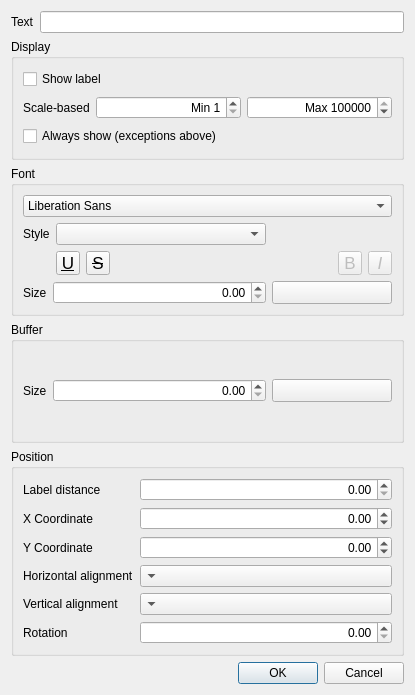
Old version of the form src/ui/qgslabelpropertydialogbase.ui in the repository carsmie/QGIS.
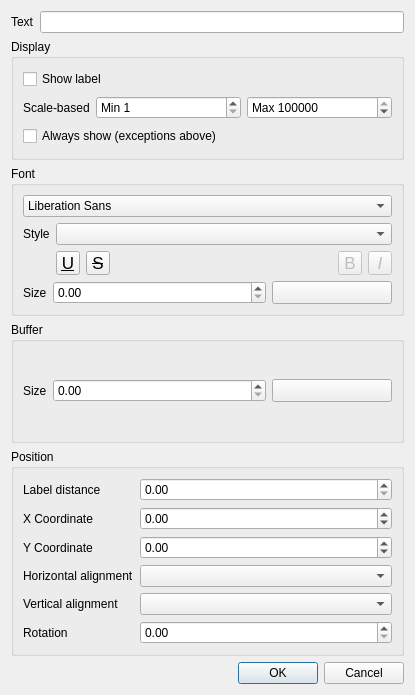
New version of the form. Custom widgets are drawn as their Qt base class.

Commit message: Flip all labelling spin boxes to QgsSpinBox/QgsDoubleSpinBox

```diff
--- a/src/ui/qgslabelpropertydialogbase.ui
+++ b/src/ui/qgslabelpropertydialogbase.ui
@@ -54,13 +54,6 @@
         </property>
        </widget>
       </item>
-      <item row="1" column="1">
-       <widget class="QComboBox" name="mFontStyleCmbBx">
-        <property name="toolTip">
-         <string>Available typeface styles</string>
-        </property>
-       </widget>
-      </item>
       <item row="2" column="1" colspan="2">
        <layout class="QHBoxLayout" name="horizontalLayout_4">
         <item>
@@ -231,10 +224,7 @@
          </widget>
         </item>
         <item>
-         <widget class="QDoubleSpinBox" name="mFontSizeSpinBox">
-          <property name="alignment">
-           <set>Qt::AlignRight|Qt::AlignTrailing|Qt::AlignVCenter</set>
-          </property>
+         <widget class="QgsDoubleSpinBox" name="mFontSizeSpinBox">
           <property name="maximum">
            <double>999999.000000000000000</double>
           </property>
@@ -267,6 +257,13 @@
         </property>
        </widget>
       </item>
+      <item row="1" column="1" colspan="2">
+       <widget class="QComboBox" name="mFontStyleCmbBx">
+        <property name="toolTip">
+         <string>Available typeface styles</string>
+        </property>
+       </widget>
+      </item>
      </layout>
     </widget>
    </item>
@@ -292,10 +289,7 @@
          </widget>
         </item>
         <item>
-         <widget class="QSpinBox" name="mMinScaleSpinBox">
-          <property name="alignment">
-           <set>Qt::AlignRight|Qt::AlignTrailing|Qt::AlignVCenter</set>
-          </property>
+         <widget class="QgsSpinBox" name="mMinScaleSpinBox">
           <property name="prefix">
            <string>Min </string>
           </property>
@@ -308,10 +302,7 @@
          </widget>
         </item>
         <item>
-         <widget class="QSpinBox" name="mMaxScaleSpinBox">
-          <property name="alignment">
-           <set>Qt::AlignRight|Qt::AlignTrailing|Qt::AlignVCenter</set>
-          </property>
+         <widget class="QgsSpinBox" name="mMaxScaleSpinBox">
           <property name="prefix">
            <string>Max </string>
           </property>
@@ -370,10 +361,7 @@
          </widget>
         </item>
         <item>
-         <widget class="QDoubleSpinBox" name="mBufferSizeSpinBox">
-          <property name="alignment">
-           <set>Qt::AlignRight|Qt::AlignTrailing|Qt::AlignVCenter</set>
-          </property>
+         <widget class="QgsDoubleSpinBox" name="mBufferSizeSpinBox">
           <property name="maximum">
            <double>999999.000000000000000</double>
           </property>
@@ -429,11 +417,7 @@
        </widget>
       </item>
       <item row="0" column="1">
-       <widget class="QDoubleSpinBox" name="mLabelDistanceSpinBox">
-        <property name="alignment">
-         <set>Qt::AlignRight|Qt::AlignTrailing|Qt::AlignVCenter</set>
-        </property>
-       </widget>
+       <widget class="QgsDoubleSpinBox" name="mLabelDistanceSpinBox"/>
       </item>
       <item row="1" column="0">
        <widget class="QLabel" name="mXCoordLabel">
@@ -449,10 +433,7 @@
        </widget>
       </item>
       <item row="1" column="1">
-       <widget class="QDoubleSpinBox" name="mXCoordSpinBox">
-        <property name="alignment">
-         <set>Qt::AlignRight|Qt::AlignTrailing|Qt::AlignVCenter</set>
-        </property>
+       <widget class="QgsDoubleSpinBox" name="mXCoordSpinBox">
         <property name="minimum">
          <double>-999999999.000000000000000</double>
         </property>
@@ -475,10 +456,7 @@
        </widget>
       </item>
       <item row="2" column="1">
-       <widget class="QDoubleSpinBox" name="mYCoordSpinBox">
-        <property name="alignment">
-         <set>Qt::AlignRight|Qt::AlignTrailing|Qt::AlignVCenter</set>
-        </property>
+       <widget class="QgsDoubleSpinBox" name="mYCoordSpinBox">
         <property name="minimum">
          <double>-999999999.000000000000000</double>
         </property>
@@ -501,11 +479,7 @@
        </widget>
       </item>
       <item row="3" column="1">
-       <widget class="QComboBox" name="mHaliComboBox">
-        <property name="layoutDirection">
-         <enum>Qt::RightToLeft</enum>
-        </property>
-       </widget>
+       <widget class="QComboBox" name="mHaliComboBox"/>
       </item>
       <item row="4" column="0">
        <widget class="QLabel" name="mValiLabel">
@@ -521,11 +495,7 @@
        </widget>
       </item>
       <item row="4" column="1">
-       <widget class="QComboBox" name="mValiComboBox">
-        <property name="layoutDirection">
-         <enum>Qt::RightToLeft</enum>
-        </property>
-       </widget>
+       <widget class="QComboBox" name="mValiComboBox"/>
       </item>
       <item row="5" column="0">
        <widget class="QLabel" name="mRotationLabel">
@@ -541,10 +511,7 @@
        </widget>
       </item>
       <item row="5" column="1">
-       <widget class="QDoubleSpinBox" name="mRotationSpinBox">
-        <property name="alignment">
-         <set>Qt::AlignRight|Qt::AlignTrailing|Qt::AlignVCenter</set>
-        </property>
+       <widget class="QgsDoubleSpinBox" name="mRotationSpinBox">
         <property name="maximum">
          <double>360.000000000000000</double>
         </property>
@@ -571,6 +538,16 @@
    <extends>QToolButton</extends>
    <header>qgscolorbuttonv2.h</header>
   </customwidget>
+  <customwidget>
+   <class>QgsDoubleSpinBox</class>
+   <extends>QDoubleSpinBox</extends>
+   <header>qgsdoublespinbox.h</header>
+  </customwidget>
+  <customwidget>
+   <class>QgsSpinBox</class>
+   <extends>QSpinBox</extends>
+   <header>qgsspinbox.h</header>
+  </customwidget>
  </customwidgets>
  <resources/>
  <connections>
```
Left out of the diff: 42 changed lines with no effect on the pictures. The commit also changes 2 other files.
